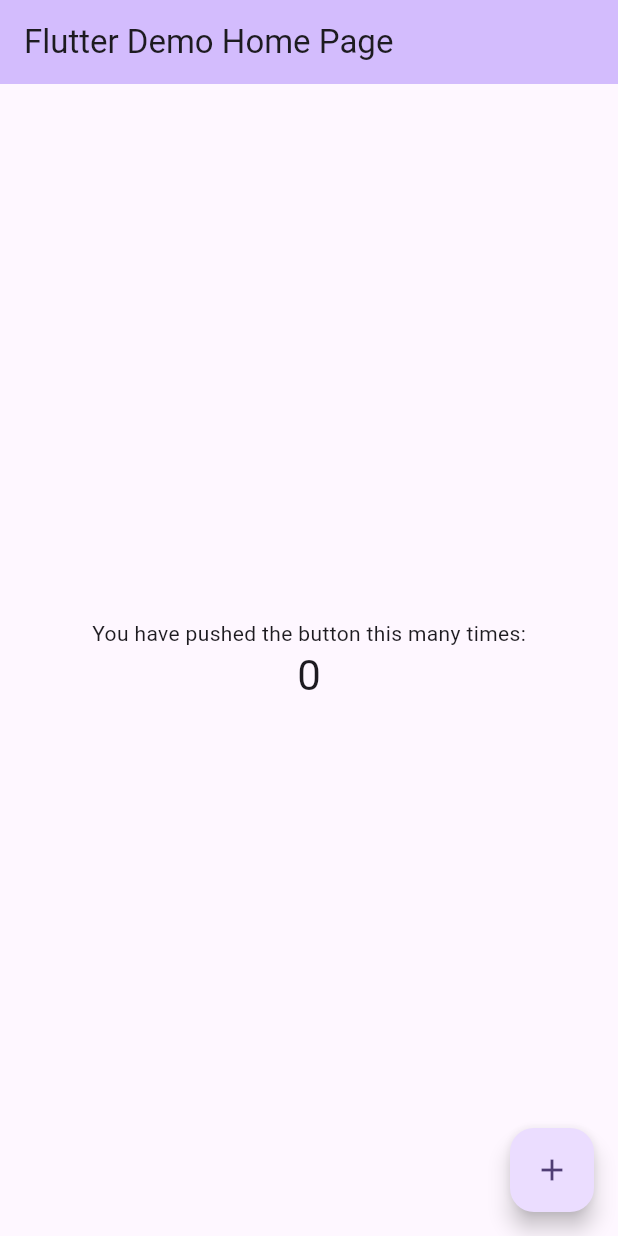
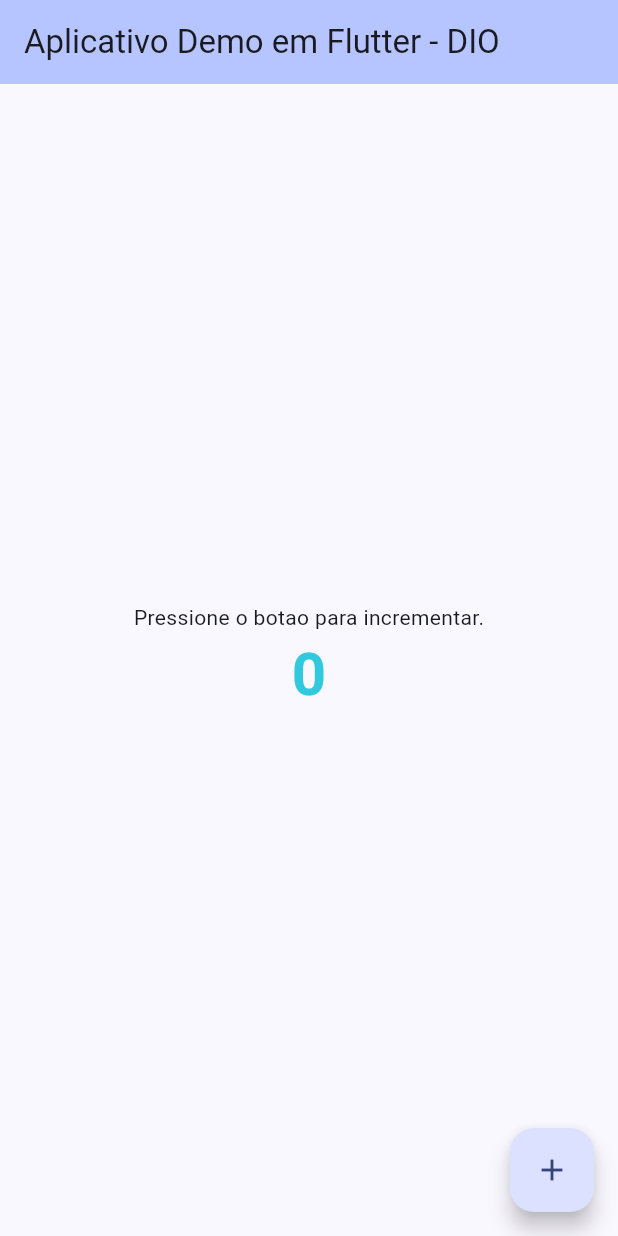
Before and after one commit to moncaorj/dio_flutter, a Flutter app: the screen it shows after launch, on a phone screen of 412 x 824 dp. Run offline on Flutter 3.47's test engine with Material 3 defaults, Android fonts, the phone set to English and light mode, and no system bars; our stand-ins replace material_ui; Roboto replaces fonts that are missing (Arial).

Commit message:
Segundo commit

```diff
--- a/lib/main.dart
+++ b/lib/main.dart
@@ -7,46 +7,20 @@ void main() {
 class MyApp extends StatelessWidget {
   const MyApp({super.key});
 
-  // This widget is the root of your application.
   @override
   Widget build(BuildContext context) {
     return MaterialApp(
-      title: 'Flutter Demo',
+      title: 'App Flutter Dio',
       theme: ThemeData(
-        // This is the theme of your application.
-        //
-        // TRY THIS: Try running your application with "flutter run". You'll see
-        // the application has a purple toolbar. Then, without quitting the app,
-        // try changing the seedColor in the colorScheme below to Colors.green
-        // and then invoke "hot reload" (save your changes or press the "hot
-        // reload" button in a Flutter-supported IDE, or press "r" if you used
-        // the command line to start the app).
-        //
-        // Notice that the counter didn't reset back to zero; the application
-        // state is not lost during the reload. To reset the state, use hot
-        // restart instead.
-        //
-        // This works for code too, not just values: Most code changes can be
-        // tested with just a hot reload.
-        colorScheme: .fromSeed(seedColor: Colors.deepPurple),
+        colorScheme: .fromSeed(seedColor: const Color.fromARGB(255, 16, 36, 94)),
       ),
-      home: const MyHomePage(title: 'Flutter Demo Home Page'),
+      home: const MyHomePage(title: 'Aplicativo Demo em Flutter - DIO'),
     );
   }
 }
 
 class MyHomePage extends StatefulWidget {
   const MyHomePage({super.key, required this.title});
-
-  // This widget is the home page of your application. It is stateful, meaning
-  // that it has a State object (defined below) that contains fields that affect
-  // how it looks.
-
-  // This class is the configuration for the state. It holds the values (in this
-  // case the title) provided by the parent (in this case the App widget) and
-  // used by the build method of the State. Fields in a Widget subclass are
-  // always marked "final".
-
   final String title;
 
   @override
@@ -58,56 +32,30 @@ class _MyHomePageState extends State<MyHomePage> {
 
   void _incrementCounter() {
     setState(() {
-      // This call to setState tells the Flutter framework that something has
-      // changed in this State, which causes it to rerun the build method below
-      // so that the display can reflect the updated values. If we changed
-      // _counter without calling setState(), then the build method would not be
-      // called again, and so nothing would appear to happen.
       _counter++;
     });
   }
 
   @override
   Widget build(BuildContext context) {
-    // This method is rerun every time setState is called, for instance as done
-    // by the _incrementCounter method above.
-    //
-    // The Flutter framework has been optimized to make rerunning build methods
-    // fast, so that you can just rebuild anything that needs updating rather
-    // than having to individually change instances of widgets.
     return Scaffold(
       appBar: AppBar(
-        // TRY THIS: Try changing the color here to a specific color (to
-        // Colors.amber, perhaps?) and trigger a hot reload to see the AppBar
-        // change color while the other colors stay the same.
         backgroundColor: Theme.of(context).colorScheme.inversePrimary,
-        // Here we take the value from the MyHomePage object that was created by
-        // the App.build method, and use it to set our appbar title.
         title: Text(widget.title),
       ),
       body: Center(
-        // Center is a layout widget. It takes a single child and positions it
-        // in the middle of the parent.
         child: Column(
-          // Column is also a layout widget. It takes a list of children and
-          // arranges them vertically. By default, it sizes itself to fit its
-          // children horizontally, and tries to be as tall as its parent.
-          //
-          // Column has various properties to control how it sizes itself and
-          // how it positions its children. Here we use mainAxisAlignment to
-          // center the children vertically; the main axis here is the vertical
-          // axis because Columns are vertical (the cross axis would be
-          // horizontal).
-          //
-          // TRY THIS: Invoke "debug painting" (choose the "Toggle Debug Paint"
-          // action in the IDE, or press "p" in the console), to see the
-          // wireframe for each widget.
           mainAxisAlignment: .center,
           children: [
-            const Text('You have pushed the button this many times:'),
+            const Text('Pressione o botao para incrementar.'),
             Text(
               '$_counter',
-              style: Theme.of(context).textTheme.headlineMedium,
+              style: const TextStyle(
+                fontSize: 40,
+                color: Color.fromARGB(255, 49, 201, 221),
+                fontWeight: FontWeight.bold,
+                fontFamily: 'Arial',
+                ),
             ),
           ],
         ),
```
